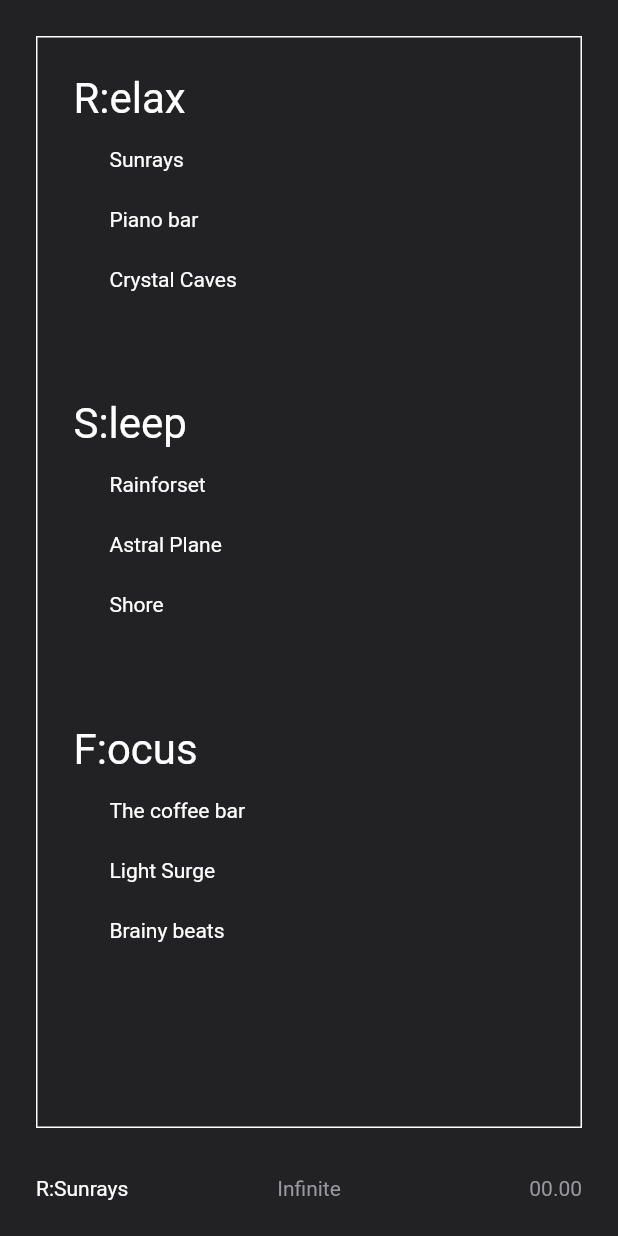
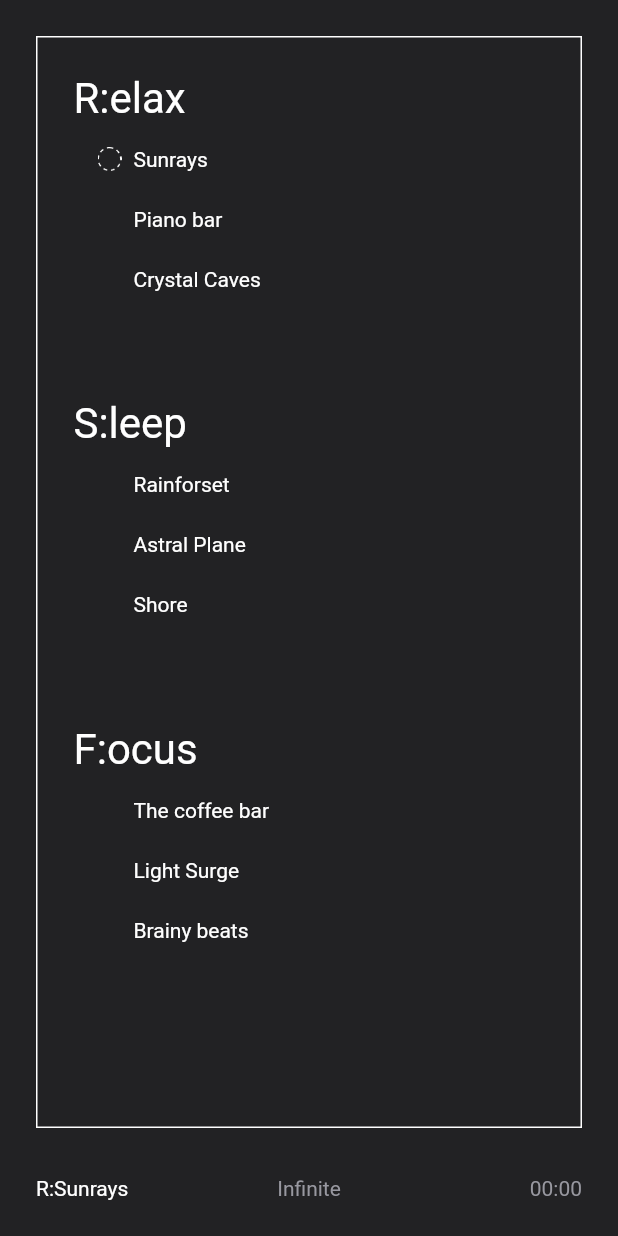
Before and after one commit to Toolenaar/pebbl-app, a Flutter app: the screen it shows after launch, item 2 of the bottom bar chosen, after a tap on "R:Sunrays", on a phone screen of 412 x 824 dp. Run offline on Flutter 3.47's test engine with Material 2 defaults, Android fonts, the phone set to English and light mode, and no system bars; our stand-ins replace firebase_analytics; accounts and stored records are empty.

```diff
--- a/lib/model/audio_set.dart
+++ b/lib/model/audio_set.dart
@@ -43,15 +43,20 @@ class AudioSet {
       Stem(fileName: 'test_1_paars.mp3', name: 'Paars')
     ];
     return [
-      AudioSet(fileName: 'test', name: 'Sunrays', category: 'R:elax',stems: stems),
-      AudioSet(fileName: 'test', name: 'Piano bar', category: 'R:elax',stems: stems),
-      AudioSet(fileName: 'test', name: 'Crystal Caves', category: 'R:elax',stems: stems),
-      AudioSet(fileName: 'test', name: 'Rainforset', category: 'S:leep',stems: stems),
-      AudioSet(fileName: 'test', name: 'Astral Plane', category: 'S:leep',stems: stems),
-      AudioSet(fileName: 'test', name: 'Shore', category: 'S:leep',stems: stems),
-      AudioSet(fileName: 'test', name: 'The coffee bar', category: 'F:ocus',stems: stems),
-      AudioSet(fileName: 'test', name: 'Light Surge', category: 'F:ocus',stems: stems),
-      AudioSet(fileName: 'test', name: 'Brainy beats', category: 'F:ocus',stems: stems),
+      AudioSet(fileName: 'test', name: 'Sunrays', category: 'R:elax', stems: stems),
+      AudioSet(fileName: 'test', name: 'Piano bar', category: 'R:elax', stems: stems),
+      AudioSet(fileName: 'test', name: 'Crystal Caves', category: 'R:elax', stems: stems),
+      AudioSet(fileName: 'test', name: 'Rainforset', category: 'S:leep', stems: stems),
+      AudioSet(fileName: 'test', name: 'Astral Plane', category: 'S:leep', stems: stems),
+      AudioSet(fileName: 'test', name: 'Shore', category: 'S:leep', stems: stems),
+      AudioSet(fileName: 'test', name: 'The coffee bar', category: 'F:ocus', stems: stems),
+      AudioSet(fileName: 'test', name: 'Light Surge', category: 'F:ocus', stems: stems),
+      AudioSet(fileName: 'test', name: 'Brainy beats', category: 'F:ocus', stems: stems),
     ];
   }
+
+  String get fullName {
+    final cat = category[0];
+    return '$cat:$name';
+  }
 }
--- a/lib/presenter/sets_presenter.dart
+++ b/lib/presenter/sets_presenter.dart
@@ -1,7 +1,18 @@
 import 'package:flutter/material.dart';
 import 'package:pebbl/model/audio_set.dart';
-class SetsPresenter with ChangeNotifier{
-  List<SetCategory> get setCategories {
-    return SetCategory.fromAudioSetList(AudioSet.dummySets());
+
+class SetsPresenter with ChangeNotifier {
+  AudioSet activeSet;
+  List<SetCategory> setCategories;
+
+  void init() {
+    setCategories = SetCategory.fromAudioSetList(AudioSet.dummySets());
+    activeSet = setCategories.first.sets.first;
+    notifyListeners();
+  }
+
+  void setActiveSet(AudioSet audioSet) {
+    activeSet = audioSet;
+    notifyListeners();
   }
 }
--- a/lib/view/components/bottom_bar.dart
+++ b/lib/view/components/bottom_bar.dart
@@ -1,6 +1,9 @@
 import 'package:flutter/material.dart';
 import 'package:pebbl/logic/colors.dart';
 import 'package:pebbl/logic/texts.dart';
+import 'package:pebbl/model/audio_set.dart';
+import 'package:pebbl/presenter/sets_presenter.dart';
+import 'package:provider/provider.dart';
 
 class BottomBar extends StatelessWidget {
   final Function(int) onTabChanged;
@@ -15,25 +18,29 @@ class BottomBar extends StatelessWidget {
         Expanded(
             flex: 1,
             child: BottomBarItem(
+              child: ActiveSetBottomBarItem(isActive: activeIndex == 0),
               textAlignment: Alignment.centerLeft,
-              title: 'R:Sunrays',
               onTap: () => onTabChanged(0),
-              isActive: activeIndex == 0,
-            )),
-        Expanded(
-            flex: 1,
-            child: BottomBarItem(
-              title: 'Infinite',
-              onTap: () => onTabChanged(1),
-              isActive: activeIndex == 1,
             )),
         Expanded(
           flex: 1,
           child: BottomBarItem(
+            child: TextBottomBarItem(
+              title: 'Infinite',
+              isActive: activeIndex == 1,
+            ),
+            onTap: () => onTabChanged(1),
+          ),
+        ),
+        Expanded(
+          flex: 1,
+          child: BottomBarItem(
+            child: TextBottomBarItem(
+              title: '00:00',
+              isActive: activeIndex == 2,
+            ),
             textAlignment: Alignment.centerRight,
-            title: '00.00',
             onTap: () => onTabChanged(2),
-            isActive: activeIndex == 2,
           ),
         )
       ],
@@ -42,21 +49,15 @@ class BottomBar extends StatelessWidget {
 }
 
 class BottomBarItem extends StatelessWidget {
-  final String title;
   final Function onTap;
   final AlignmentGeometry textAlignment;
-  final bool isActive;
+  final Widget child;
   const BottomBarItem(
-      {Key key,
-      @required this.title,
-      this.isActive = false,
-      @required this.onTap,
-      this.textAlignment = Alignment.center})
+      {Key key, @required this.child, @required this.onTap, this.textAlignment = Alignment.center})
       : super(key: key);
 
   @override
   Widget build(BuildContext context) {
-    final color = isActive ? Colors.white : AppColors.inactive;
     return GestureDetector(
       onTap: onTap,
       child: Container(
@@ -64,9 +65,33 @@ class BottomBarItem extends StatelessWidget {
         padding: const EdgeInsets.fromLTRB(24, 8, 24, 24),
         child: Align(
           alignment: textAlignment,
-          child: BodyText2(title, color: color),
+          child: child,
         ),
       ),
     );
   }
 }
+
+class TextBottomBarItem extends StatelessWidget {
+  final String title;
+  final bool isActive;
+  const TextBottomBarItem({Key key, this.isActive = false, this.title}) : super(key: key);
+
+  @override
+  Widget build(BuildContext context) {
+    final color = isActive ? Colors.white : AppColors.inactive;
+    return BodyText2(title, color: color);
+  }
+}
+
+class ActiveSetBottomBarItem extends StatelessWidget {
+  final bool isActive;
+  const ActiveSetBottomBarItem({Key key, this.isActive = false}) : super(key: key);
+
+  @override
+  Widget build(BuildContext context) {
+    final color = isActive ? Colors.white : AppColors.inactive;
+    final activeSet = context.select<SetsPresenter, AudioSet>((value) => value.activeSet);
+    return FittedBox(fit: BoxFit.fitWidth, child: BodyText2(activeSet.fullName, color: color));
+  }
+}
--- a/lib/view/components/sets/sets_list.dart
+++ b/lib/view/components/sets/sets_list.dart
@@ -5,12 +5,14 @@ import 'package:pebbl/presenter/sets_presenter.dart';
 import 'package:provider/provider.dart';
 
 class SetsList extends StatelessWidget {
-  const SetsList({Key key}) : super(key: key);
+  final Function(AudioSet) onSetSelected;
+  const SetsList({Key key, @required this.onSetSelected}) : super(key: key);
 
   @override
   Widget build(BuildContext context) {
     //todo stream from firebase
     var items = context.select<SetsPresenter, List<SetCategory>>((value) => value.setCategories);
+
     return Container(
       padding: const EdgeInsets.all(24),
       decoration: BoxDecoration(
@@ -21,6 +23,7 @@ class SetsList extends StatelessWidget {
       child: ListView.builder(
           itemBuilder: (context, index) {
             return SetsListCategoryListItem(
+              onSetSelected: onSetSelected,
               category: items[index],
             );
           },
@@ -31,7 +34,8 @@ class SetsList extends StatelessWidget {
 
 class SetsListCategoryListItem extends StatelessWidget {
   final SetCategory category;
-  const SetsListCategoryListItem({Key key, this.category}) : super(key: key);
+  final Function(AudioSet) onSetSelected;
+  const SetsListCategoryListItem({Key key, this.category, @required this.onSetSelected}) : super(key: key);
 
   @override
   Widget build(BuildContext context) {
@@ -42,10 +46,14 @@ class SetsListCategoryListItem extends StatelessWidget {
         children: <Widget>[
           Padding(
             padding: const EdgeInsets.only(bottom: 16),
-            child: H1Text(category.name,fontSize: 28,),
+            child: H1Text(
+              category.name,
+              fontSize: 28,
+            ),
           ),
           ...category.sets.map(
             (audioSet) => SetsListSetItem(
+              onTap: () => onSetSelected(audioSet),
               audioSet: audioSet,
             ),
           ),
@@ -58,13 +66,33 @@ class SetsListCategoryListItem extends StatelessWidget {
 
 class SetsListSetItem extends StatelessWidget {
   final AudioSet audioSet;
-  const SetsListSetItem({Key key, @required this.audioSet}) : super(key: key);
+  final Function onTap;
+  const SetsListSetItem({Key key, @required this.audioSet, @required this.onTap}) : super(key: key);
 
   @override
   Widget build(BuildContext context) {
-    return Padding(
-      padding: const EdgeInsets.fromLTRB(24,0,24,24),
-      child: BodyText2(audioSet.name,fontSize: 14,),
+    final activeSet = context.select<SetsPresenter, AudioSet>((value) => value.activeSet);
+    final isActive = activeSet == audioSet;
+    return GestureDetector(
+      onTap: onTap,
+      child: Container(
+        color: Colors.transparent,
+        padding: const EdgeInsets.fromLTRB(16, 0, 24, 24),
+        child: Row(
+          children: <Widget>[
+            SizedBox(
+              height: 16,
+              width: 16,
+              child: isActive ? Image.asset('assets/img/ic_active_indicator.png') : SizedBox(),
+            ),
+            const SizedBox(width: 8),
+            BodyText2(
+              audioSet.name,
+              fontSize: 14,
+            ),
+          ],
+        ),
+      ),
     );
   }
 }
--- a/lib/view/dashboard_screen.dart
+++ b/lib/view/dashboard_screen.dart
@@ -1,8 +1,11 @@
 import 'package:flutter/material.dart';
 import 'package:pebbl/logic/colors.dart';
+import 'package:pebbl/model/audio_set.dart';
+import 'package:pebbl/presenter/sets_presenter.dart';
 import 'package:pebbl/view/components/bottom_bar.dart';
 import 'package:pebbl/view/components/set_center_piece.dart';
 import 'package:pebbl/view/components/sets/sets_list.dart';
+import 'package:provider/provider.dart';
 
 class DashboardScreen extends StatefulWidget {
   const DashboardScreen({Key key}) : super(key: key);
@@ -12,7 +15,13 @@ class DashboardScreen extends StatefulWidget {
 }
 
 class _DashboardScreenState extends State<DashboardScreen> {
-  int _activeIndex = 0;
+  int _activeIndex = -1;
+
+  @override
+  void initState() {
+    super.initState();
+    context.read<SetsPresenter>().init();
+  }
 
   void _onTabChanged(int index) {
     setState(() {
@@ -24,9 +33,17 @@ class _DashboardScreenState extends State<DashboardScreen> {
     });
   }
 
+  void _newSetSelected(AudioSet audioSet) {
+    context.read<SetsPresenter>().setActiveSet(audioSet);
+    setState(() {
+      _activeIndex = -1;
+    });
+    //TODO start playing
+  }
+
   Widget _viewForIndex() {
     if (_activeIndex == -1) return SetCenterpiece();
-    if (_activeIndex == 0) return SetsList();
+    if (_activeIndex == 0) return SetsList(onSetSelected: _newSetSelected);
     return const SizedBox();
   }
 
--- a/pubspec.yaml
+++ b/pubspec.yaml
@@ -49,6 +49,7 @@ flutter:
   # To add assets to your application, add an assets section, like this:
   assets:
    - assets/img/img_center_piece.png
+   - assets/img/ic_active_indicator.png
 
   # An image asset can refer to one or more resolution-specific "variants", see
   # https://flutter.dev/assets-and-images/#resolution-aware.
```
Also changed, not shown: assets/img/2.0x/ic_active_indicator.png (added), assets/img/3.0x/ic_active_indicator.png (added), assets/img/ic_active_indicator.png (added).
